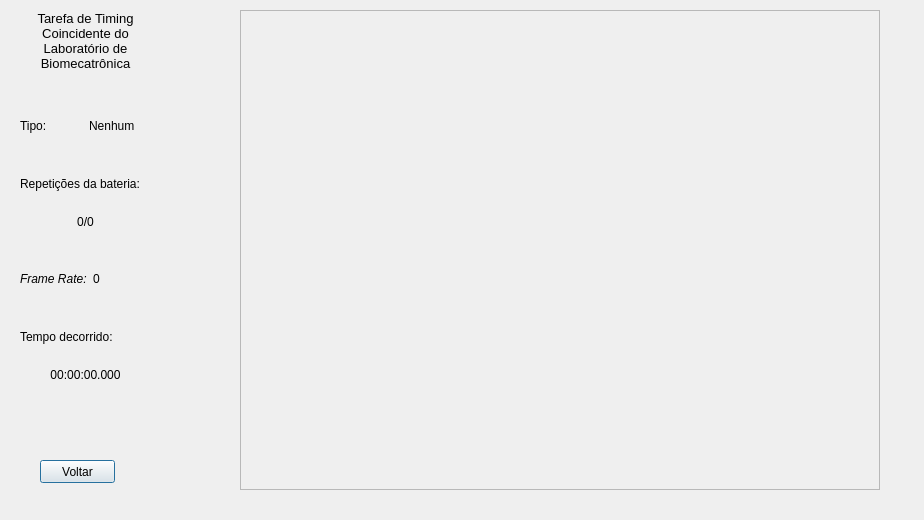
Old version of the form taskwindow.ui in the repository pasteolitoes/coincidenttiming.
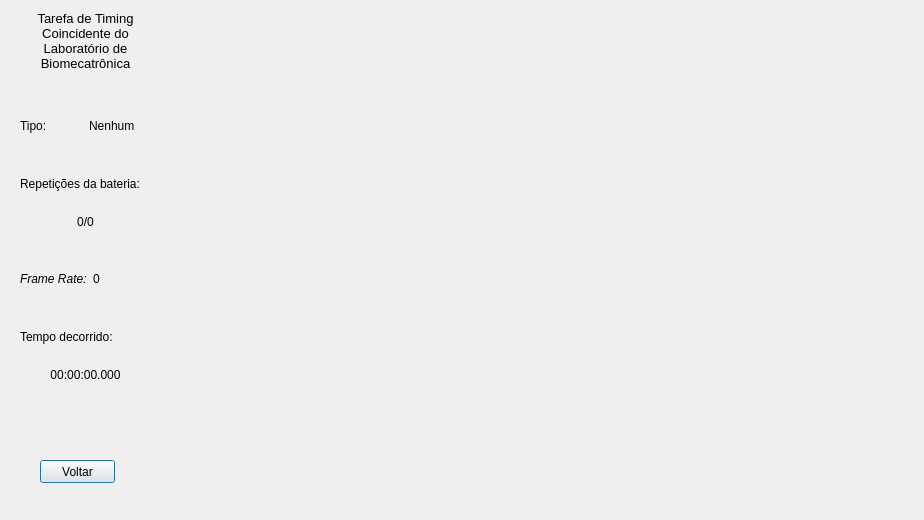
New version of the form.

```diff
--- a/taskwindow.ui
+++ b/taskwindow.ui
@@ -132,22 +132,6 @@
     <bool>true</bool>
    </property>
   </widget>
-  <widget class="QFrame" name="frame">
-   <property name="geometry">
-    <rect>
-     <x>240</x>
-     <y>10</y>
-     <width>640</width>
-     <height>480</height>
-    </rect>
-   </property>
-   <property name="frameShape">
-    <enum>QFrame::StyledPanel</enum>
-   </property>
-   <property name="frameShadow">
-    <enum>QFrame::Raised</enum>
-   </property>
-  </widget>
   <widget class="QPushButton" name="exitButton">
    <property name="geometry">
     <rect>
@@ -161,6 +145,19 @@
     <string>Voltar</string>
    </property>
   </widget>
+  <widget class="QLabel" name="label_image">
+   <property name="geometry">
+    <rect>
+     <x>220</x>
+     <y>10</y>
+     <width>640</width>
+     <height>480</height>
+    </rect>
+   </property>
+   <property name="text">
+    <string/>
+   </property>
+  </widget>
  </widget>
  <resources/>
  <connections/>
```
